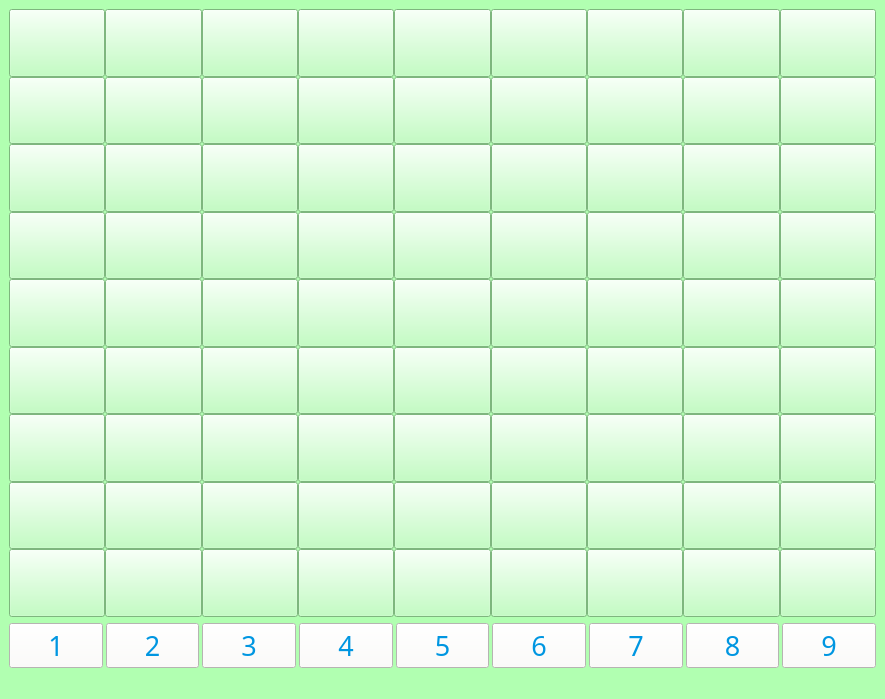
Before: the Qt Designer form mainwindow.ui in Hanii17/Sudoku_team12, drawn with Qt 5.
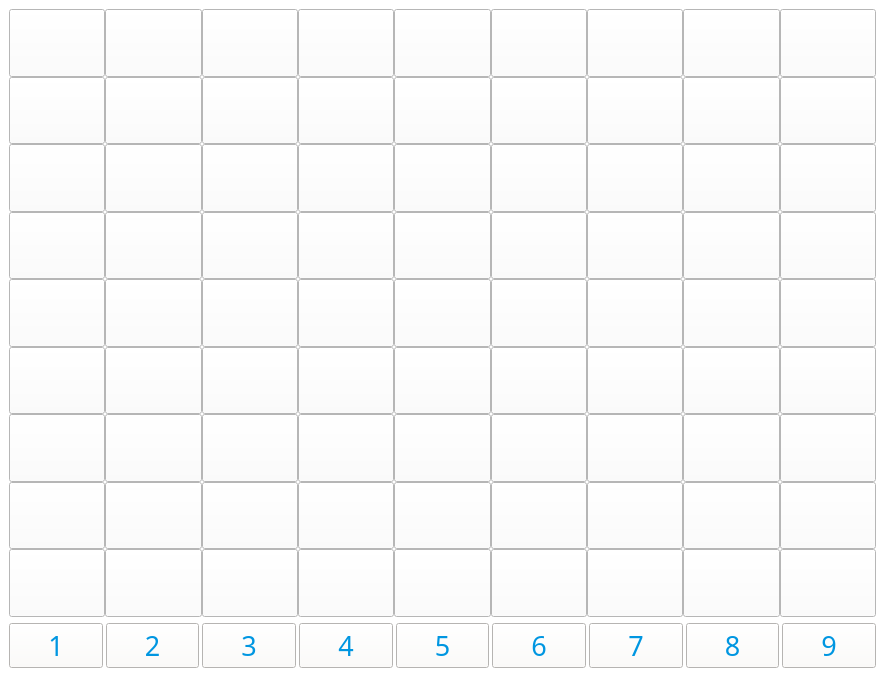
After: the same form once the commit is applied.

What changed in the file:
```diff
--- a/mainwindow.ui
+++ b/mainwindow.ui
@@ -14,7 +14,7 @@
    <string>数独游戏</string>
   </property>
   <property name="styleSheet">
-   <string notr="true">background-color: rgb(177, 255, 177);</string>
+   <string notr="true">background-color: rgb(255, 255, 255);</string>
   </property>
   <widget class="QWidget" name="centralwidget">
    <layout class="QVBoxLayout" name="verticalLayout_3">
```
